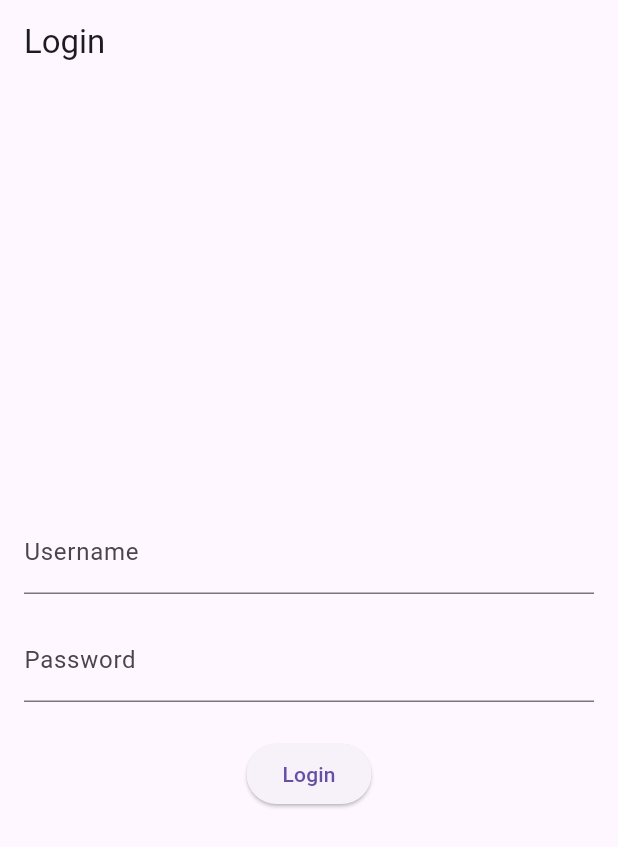
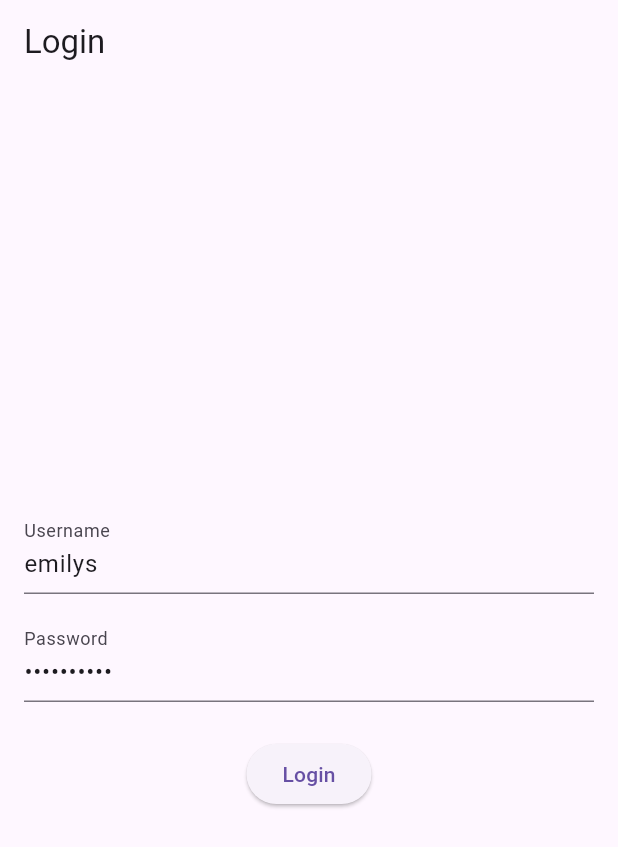
Before and after one commit to Cat1m/bloc_rxdart, a Flutter app: the screen it shows after launch, on a phone screen of 412 x 824 dp. Shown: the top 847 px of the screen. Run offline on Flutter 3.47's test engine with Material 3 defaults, Android fonts, the phone set to English and light mode, and no system bars; our stand-ins replace bloc, dio, flutter_bloc, flutter_secure_storage, freezed_annotation, get_it and 4 more; missing offline and left inert: encrypt; generated files the repository leaves out were written again.

```diff
--- a/lib/src/data/repositories/auth_repository_impl.dart
+++ b/lib/src/data/repositories/auth_repository_impl.dart
@@ -68,6 +68,7 @@ class AuthRepositoryImpl implements AuthRepository {
     try {
       await _localStorage.remove(StorageKeys.token);
       await _localStorage.remove(StorageKeys.user);
+      log('đã xóa token vs user');
     } catch (e) {
       //! dùng tạm thôi chứ mình chưa viết trường hợp bắt lỗi cho tụi này
       //! ErrorHandler chỉ đang bắt lỗi cho dio là chính
--- a/lib/src/presentation/blocs/auth/auth_bloc.dart
+++ b/lib/src/presentation/blocs/auth/auth_bloc.dart
@@ -35,6 +35,7 @@ class AuthBloc extends Bloc<AuthEvent, AuthState> {
 
   Future<void> _onLogout(Emitter<AuthState> emit) async {
     emit(const AuthState.loading());
+
     try {
       await _authRepository.logout();
       emit(const AuthState.unauthenticated());
--- a/lib/src/presentation/pages/login/login_screen.dart
+++ b/lib/src/presentation/pages/login/login_screen.dart
@@ -11,8 +11,8 @@ class LoginScreen extends StatefulWidget {
 }
 
 class _LoginScreenState extends State<LoginScreen> {
-  final _usernameController = TextEditingController();
-  final _passwordController = TextEditingController();
+  final _usernameController = TextEditingController(text: 'emilys');
+  final _passwordController = TextEditingController(text: 'emilyspass');
 
   @override
   Widget build(BuildContext context) {
--- a/pubspec.yaml
+++ b/pubspec.yaml
@@ -25,6 +25,9 @@ dependencies:
   flutter_secure_storage: ^4.2.1
   encrypt: ^5.0.3
   flutter_launcher_icons: ^0.13.1
+  # đổi tên: rename setAppName --targets ios,android --value "YourAppName"
+  # đổi BundleId: rename setBundleId --targets android --value "com.example.bundleId"
+  rename: ^3.0.2
 
 dev_dependencies:
   flutter_test:
```
Also changed, not shown: lib/src/presentation/pages/home/home_screen.dart (+14 -1 lines), pubspec.lock, 2 other files.
